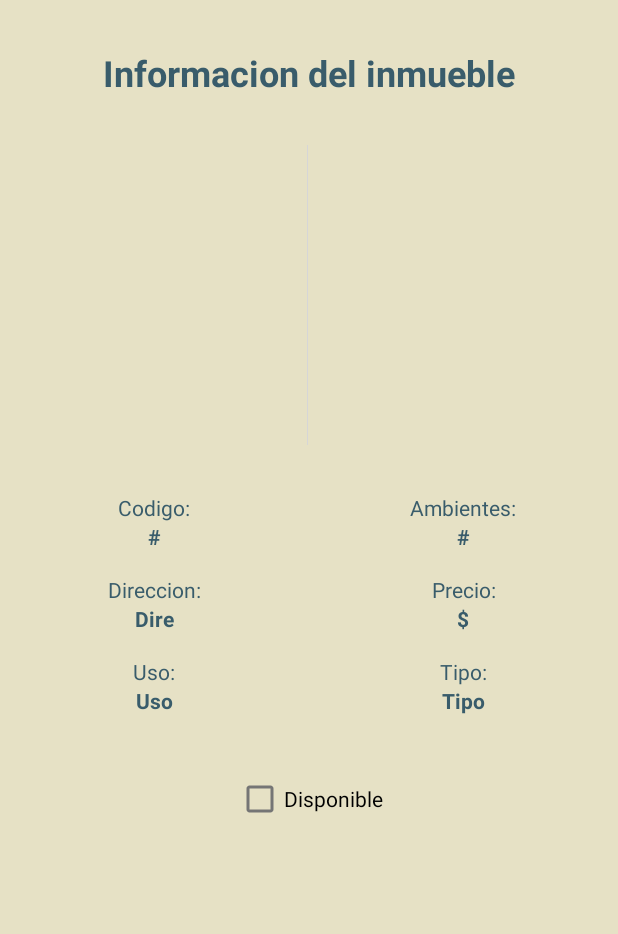
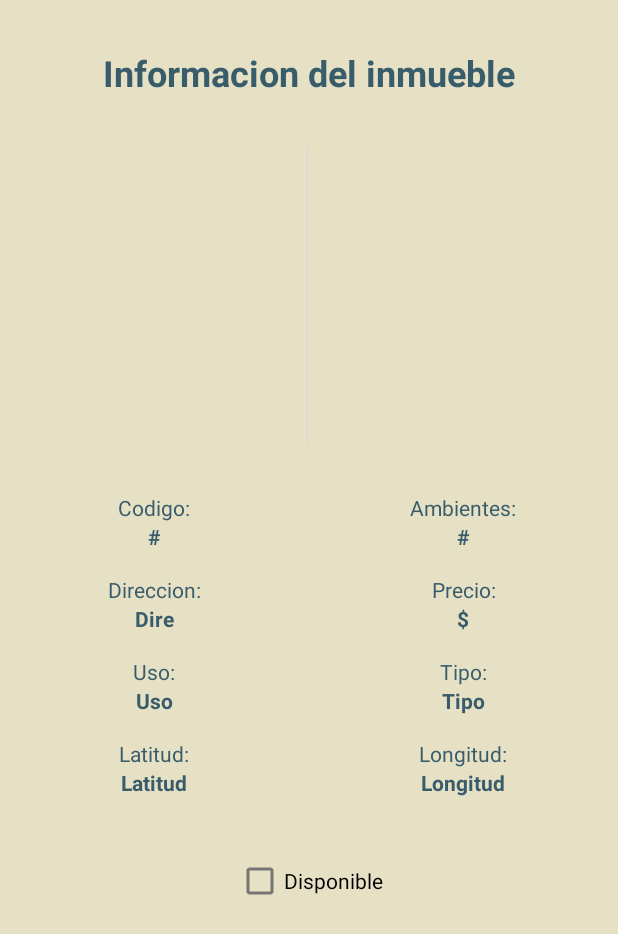
Before and after one commit to aladdinjoy233/InmobiliariaMoviles, an Android app: the layout fragment_detalle_inmueble.xml on its own in the app's theme, with its tools: preview values and no code run, on a phone screen of 412 x 824 dp. Shown: the top 934 px of the screen. Run offline under Robolectric (Android 15) with nearby library versions, the phone set to English and light mode, and no system bars.

Commit message:
Agregar latitud y longitud al detaller

```diff
--- a/app/src/main/java/com/example/inmobiliariamoviles/ui/inmuebles/DetalleInmuebleFragment.java
+++ b/app/src/main/java/com/example/inmobiliariamoviles/ui/inmuebles/DetalleInmuebleFragment.java
@@ -44,6 +44,8 @@ public class DetalleInmuebleFragment extends Fragment {
             binding.tvDireccion.setText(inmueble.getDireccion());
             binding.tvUso.setText(inmueble.getUsoNombre());
             binding.tvTipo.setText(inmueble.getTipoNombre());
+            binding.tvLatitud.setText(String.valueOf(inmueble.getLatitud()));
+            binding.tvLongitud.setText(String.valueOf(inmueble.getLongitud()));
 
             NumberFormat numberFormat = NumberFormat.getCurrencyInstance(Locale.US);
             String formattedPrice = numberFormat.format(inmueble.getPrecio());
--- a/app/src/main/res/layout/fragment_detalle_inmueble.xml
+++ b/app/src/main/res/layout/fragment_detalle_inmueble.xml
@@ -98,6 +98,22 @@
                 android:textStyle="bold"
                 android:text="Uso" />
 
+            <TextView
+                android:id="@+id/tvLabelLatitud"
+                android:layout_width="match_parent"
+                android:layout_height="wrap_content"
+                android:textAlignment="center"
+                android:layout_marginTop="16dp"
+                android:text="Latitud:" />
+
+            <TextView
+                android:id="@+id/tvLatitud"
+                android:layout_width="match_parent"
+                android:layout_height="wrap_content"
+                android:textAlignment="center"
+                android:textStyle="bold"
+                android:text="Latitud" />
+
         </LinearLayout>
 
         <!-- Column 2 -->
@@ -156,6 +172,22 @@
                 android:textStyle="bold"
                 android:text="Tipo" />
 
+            <TextView
+                android:id="@+id/tvLabelLongitud"
+                android:layout_width="match_parent"
+                android:layout_height="wrap_content"
+                android:textAlignment="center"
+                android:layout_marginTop="16dp"
+                android:text="Longitud:" />
+
+            <TextView
+                android:id="@+id/tvLongitud"
+                android:layout_width="match_parent"
+                android:layout_height="wrap_content"
+                android:textAlignment="center"
+                android:textStyle="bold"
+                android:text="Longitud" />
+
         </LinearLayout>
 
     </LinearLayout>
```
